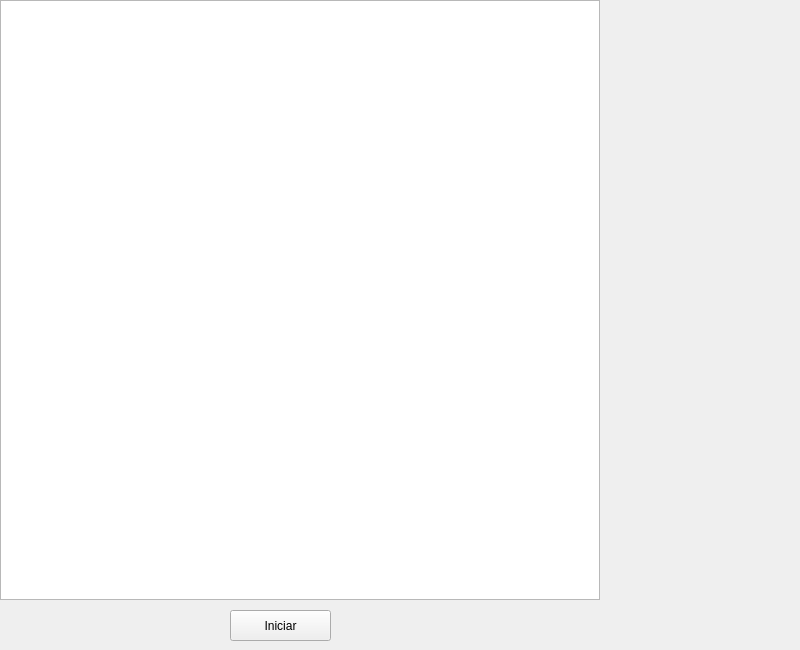
This is mainwindow.ui in valentinajaramillor/Parcial-Final-Info-2 as Qt 5 draws it before an edit. The edited form follows.
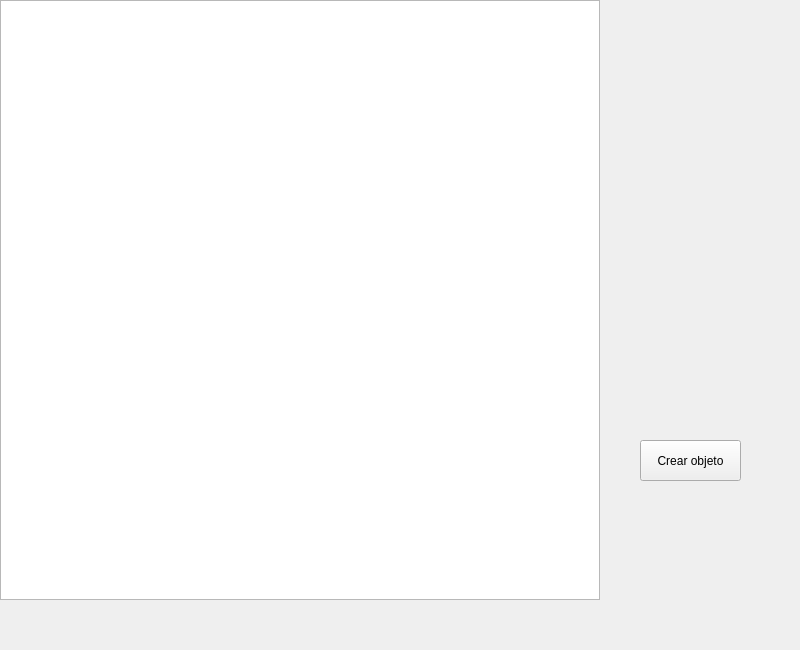
This is the edited form.

Commit message: Con caida de objetos funcionando, falta rebote e interaccion completa

The edit to the form file:
```diff
--- a/mainwindow.ui
+++ b/mainwindow.ui
@@ -27,14 +27,14 @@
    <widget class="QPushButton" name="pushButton">
     <property name="geometry">
      <rect>
-      <x>230</x>
-      <y>610</y>
+      <x>640</x>
+      <y>440</y>
       <width>101</width>
-      <height>31</height>
+      <height>41</height>
      </rect>
     </property>
     <property name="text">
-     <string>Iniciar</string>
+     <string>Crear objeto</string>
     </property>
    </widget>
   </widget>
```
Left out of the diff: 2 changed lines with no effect on the pictures. The commit also changes 7 other files.
